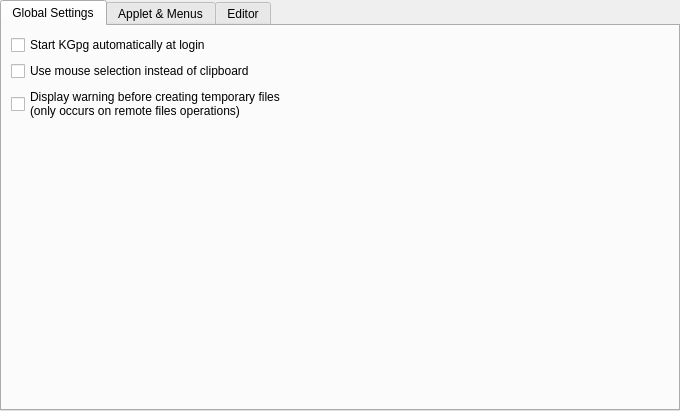
Old version of the form conf_misc.ui in the repository KDE/kgpg.
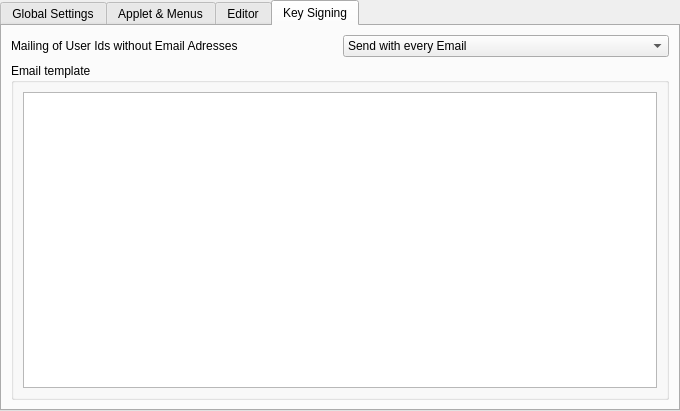
New version of the form. The open tabs and pages were chosen to show the change. Custom widgets are drawn as their Qt base class.

Commit message: Add CAFF-like operation mode ("Sign and Mail User ID")

```diff
--- a/conf_misc.ui
+++ b/conf_misc.ui
@@ -301,6 +301,64 @@
        </item>
       </layout>
      </widget>
+     <widget class="QWidget" name="tabSigning">
+      <attribute name="title">
+       <string>Key Signing</string>
+      </attribute>
+      <layout class="QVBoxLayout" name="verticalLayout_2">
+       <item>
+        <layout class="QHBoxLayout" name="horizontalLayout_2">
+         <item>
+          <widget class="QLabel" name="label_2">
+           <property name="whatsThis">
+            <string>Here you can define how User Ids that do not contain an email address (like Photo Ids) are sent to the key owner. You can choose to either send them with every other User Id you signed, only with the first Id you signed or to not send them at all.</string>
+           </property>
+           <property name="text">
+            <string>Mailing of User Ids without Email Adresses</string>
+           </property>
+          </widget>
+         </item>
+         <item>
+          <widget class="KComboBox" name="kcfg_MailUats">
+           <item>
+            <property name="text">
+             <string>Send with every Email</string>
+            </property>
+           </item>
+           <item>
+            <property name="text">
+             <string>Send only with first Email</string>
+            </property>
+           </item>
+           <item>
+            <property name="text">
+             <string>Do not send</string>
+            </property>
+           </item>
+          </widget>
+         </item>
+        </layout>
+       </item>
+       <item>
+        <widget class="QGroupBox" name="groupBox">
+         <property name="title">
+          <string>Email template</string>
+         </property>
+         <layout class="QVBoxLayout" name="verticalLayout_3">
+          <item>
+           <widget class="KTextEdit" name="kcfg_EmailTemplate">
+            <property name="whatsThis">
+             <string>This is the text of the email sent by the &quot;Sign and Mail User ID&quot; action.
+
+The placeholders surrounded by the percent signs (like %MYNAME%) will be replaced with the corresponding text for every single mail.</string>
+            </property>
+           </widget>
+          </item>
+         </layout>
+        </widget>
+       </item>
+      </layout>
+     </widget>
     </widget>
    </item>
   </layout>
@@ -315,6 +373,12 @@
    <class>KTabWidget</class>
    <extends>QTabWidget</extends>
    <header>ktabwidget.h</header>
+   <container>1</container>
+  </customwidget>
+  <customwidget>
+   <class>KTextEdit</class>
+   <extends>QTextEdit</extends>
+   <header>ktextedit.h</header>
   </customwidget>
  </customwidgets>
  <resources/>
```
Left out of the diff: 6 changed lines with no effect on the pictures. The commit also changes 14 other files.
